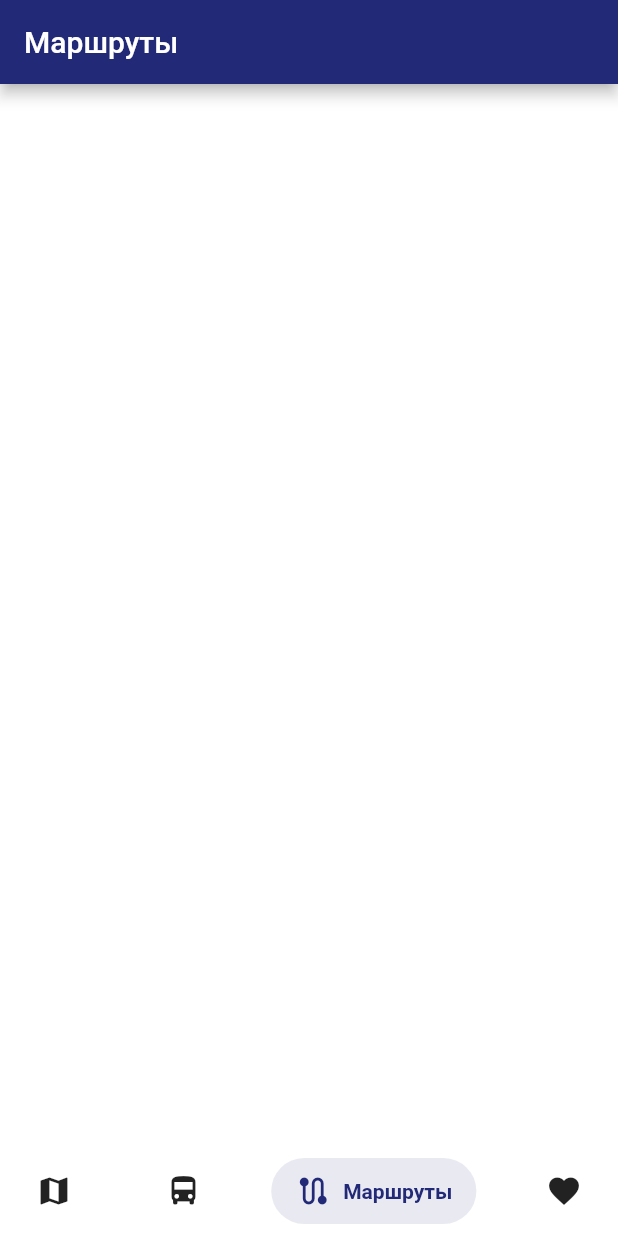
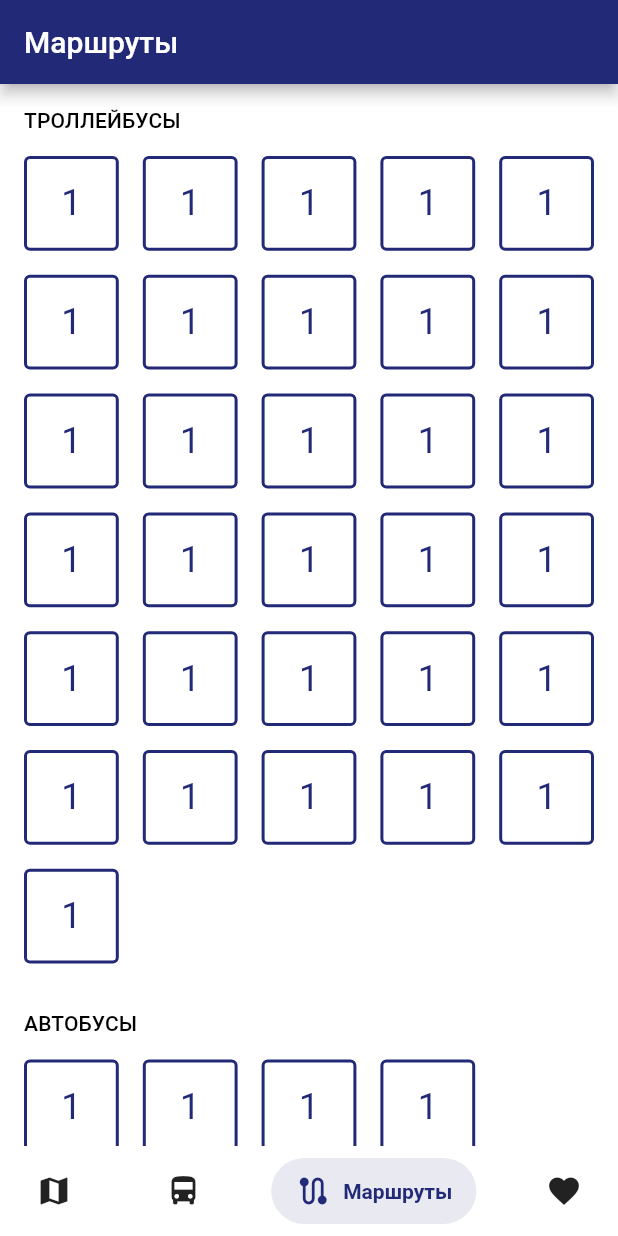
Before and after one commit to vikhlyaev/Transport-Sterlitamaka-Flutter, a Flutter app: the screen it shows after launch, item 3 of the bottom bar chosen, on a phone screen of 412 x 824 dp. Run offline on Flutter 3.47's test engine with Material 2 defaults, Android fonts, the phone set to English and light mode, and no system bars; drawn by our look-alikes of salomon_bottom_bar.

Commit message:
Adds routes screen

```diff
--- a/lib/main_screen/widgets/routes/routes_widget.dart
+++ b/lib/main_screen/widgets/routes/routes_widget.dart
@@ -1,4 +1,5 @@
 import 'package:flutter/material.dart';
+import 'package:transport_sterlitamaka/theme/user_colors.dart';
 
 class RoutesWidget extends StatelessWidget {
   const RoutesWidget({super.key});
@@ -7,9 +8,111 @@ class RoutesWidget extends StatelessWidget {
   Widget build(BuildContext context) {
     return Scaffold(
       appBar: AppBar(
-        title: Text('Маршруты'),
+        title: const Text('Маршруты'),
       ),
-      body: Container(),
+      body: Container(
+        child: ListView(
+          scrollDirection: Axis.vertical,
+          padding: const EdgeInsets.all(16.0),
+          keyboardDismissBehavior: ScrollViewKeyboardDismissBehavior.onDrag,
+          children: [
+            Text(
+              'ТРОЛЛЕЙБУСЫ',
+              style: Theme.of(context).textTheme.titleSmall,
+            ),
+            const SizedBox(height: 16),
+            GridView.count(
+              physics: const NeverScrollableScrollPhysics(),
+              shrinkWrap: true,
+              mainAxisSpacing: 16,
+              crossAxisSpacing: 16,
+              crossAxisCount: 5,
+              children: const [
+                RouteButtonWidget(),
+                RouteButtonWidget(),
+                RouteButtonWidget(),
+                RouteButtonWidget(),
+                RouteButtonWidget(),
+                RouteButtonWidget(),
+                RouteButtonWidget(),
+                RouteButtonWidget(),
+                RouteButtonWidget(),
+                RouteButtonWidget(),
+                RouteButtonWidget(),
+                RouteButtonWidget(),
+                RouteButtonWidget(),
+                RouteButtonWidget(),
+                RouteButtonWidget(),
+                RouteButtonWidget(),
+                RouteButtonWidget(),
+                RouteButtonWidget(),
+                RouteButtonWidget(),
+                RouteButtonWidget(),
+                RouteButtonWidget(),
+                RouteButtonWidget(),
+                RouteButtonWidget(),
+                RouteButtonWidget(),
+                RouteButtonWidget(),
+                RouteButtonWidget(),
+                RouteButtonWidget(),
+                RouteButtonWidget(),
+                RouteButtonWidget(),
+                RouteButtonWidget(),
+                RouteButtonWidget(),
+              ],
+            ),
+            const SizedBox(height: 32),
+            Text(
+              'АВТОБУСЫ',
+              style: Theme.of(context).textTheme.titleSmall,
+            ),
+            const SizedBox(height: 16),
+            GridView.count(
+              physics: const NeverScrollableScrollPhysics(),
+              shrinkWrap: true,
+              mainAxisSpacing: 16,
+              crossAxisSpacing: 16,
+              crossAxisCount: 5,
+              children: const [
+                RouteButtonWidget(),
+                RouteButtonWidget(),
+                RouteButtonWidget(),
+                RouteButtonWidget(),
+              ],
+            ),
+          ],
+        ),
+      ),
     );
   }
 }
+
+class RouteButtonWidget extends StatelessWidget {
+  const RouteButtonWidget({
+    Key? key,
+  }) : super(key: key);
+
+  @override
+  Widget build(BuildContext context) {
+    return Container(
+      decoration: BoxDecoration(
+          border: Border.all(
+            color: UserColors.blue,
+            style: BorderStyle.solid,
+            width: 2.0,
+          ),
+          borderRadius: BorderRadius.circular(4)),
+      height: 60,
+      width: 60,
+      child: const Center(
+        child: Text(
+          '1',
+          style: TextStyle(
+            fontSize: 24,
+            color: UserColors.blue,
+          ),
+        ),
+      ),
+    );
+  }
+}
```
